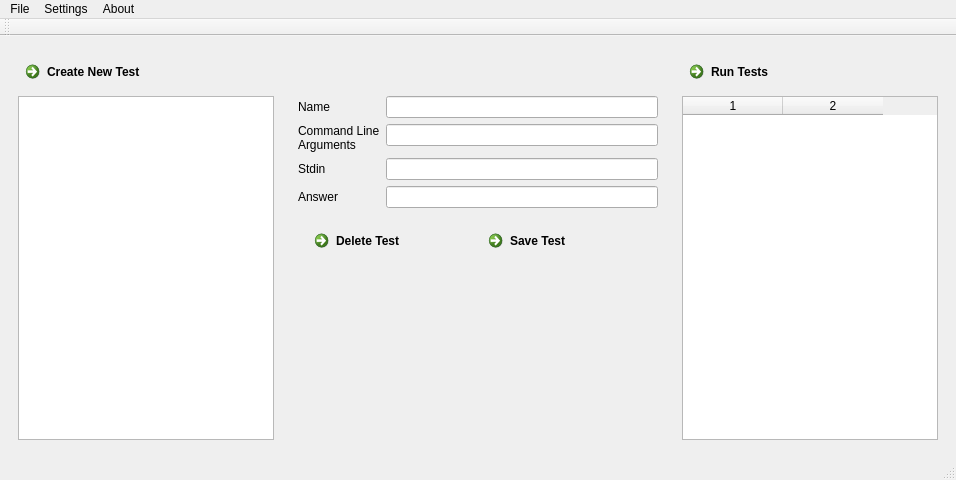
Qt form BEETS/ui_elements/main_window.ui (stott531/BEETS) before a commit.
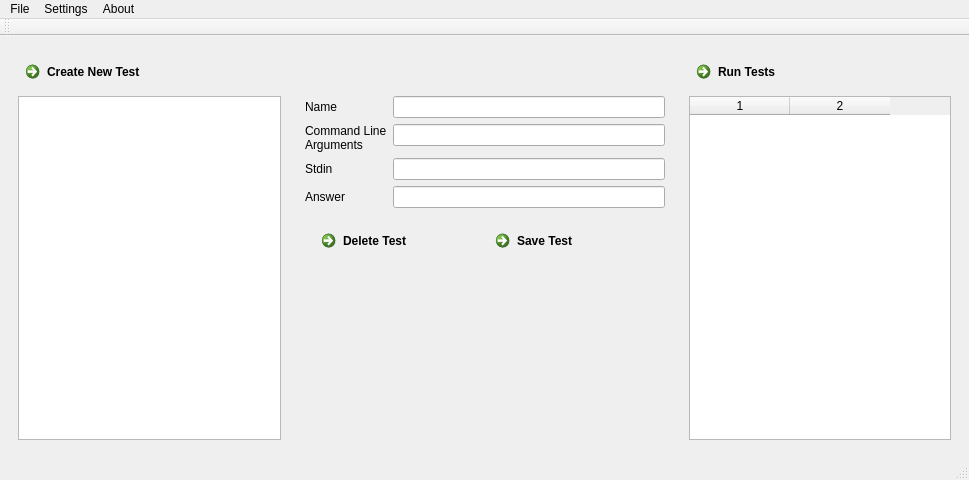
The same form after that commit. Icons and pictures are not drawn.

Commit message: Added support for icons and implemented most icons. Let me know what I missed

What changed in the file:
```diff
--- a/BEETS/ui_elements/main_window.ui
+++ b/BEETS/ui_elements/main_window.ui
@@ -6,7 +6,7 @@
    <rect>
     <x>0</x>
     <y>0</y>
-    <width>956</width>
+    <width>969</width>
     <height>480</height>
    </rect>
   </property>
@@ -22,6 +22,12 @@
   <property name="styleSheet">
    <string notr="true"/>
   </property>
+  <property name="tabShape">
+   <enum>QTabWidget::Rounded</enum>
+  </property>
+  <property name="unifiedTitleAndToolBarOnMac">
+   <bool>false</bool>
+  </property>
   <widget class="QWidget" name="centralwidget">
    <property name="sizePolicy">
     <sizepolicy hsizetype="MinimumExpanding" vsizetype="MinimumExpanding">
@@ -168,6 +174,16 @@
              <property name="text">
               <string>Save Test</string>
              </property>
+             <property name="icon">
+              <iconset resource="icons.qrc">
+               <normaloff>:/new/images/resources/save_as.png</normaloff>:/new/images/resources/save_as.png</iconset>
+             </property>
+             <property name="iconSize">
+              <size>
+               <width>25</width>
+               <height>25</height>
+              </size>
+             </property>
             </widget>
            </item>
           </layout>
@@ -338,7 +354,7 @@
     <rect>
      <x>0</x>
      <y>0</y>
-     <width>956</width>
+     <width>969</width>
      <height>22</height>
     </rect>
    </property>
```
Left out of the diff: 26 changed lines with no effect on the pictures. The commit also changes 1 other file.
